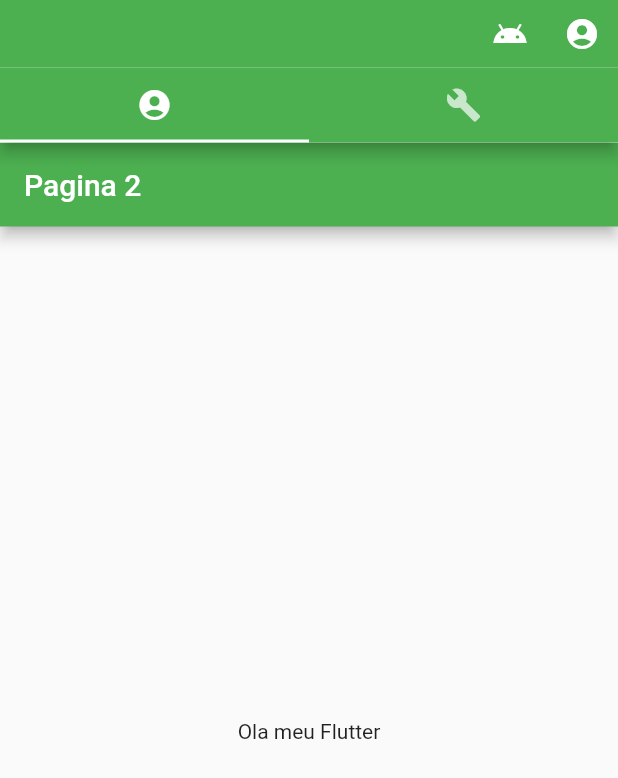
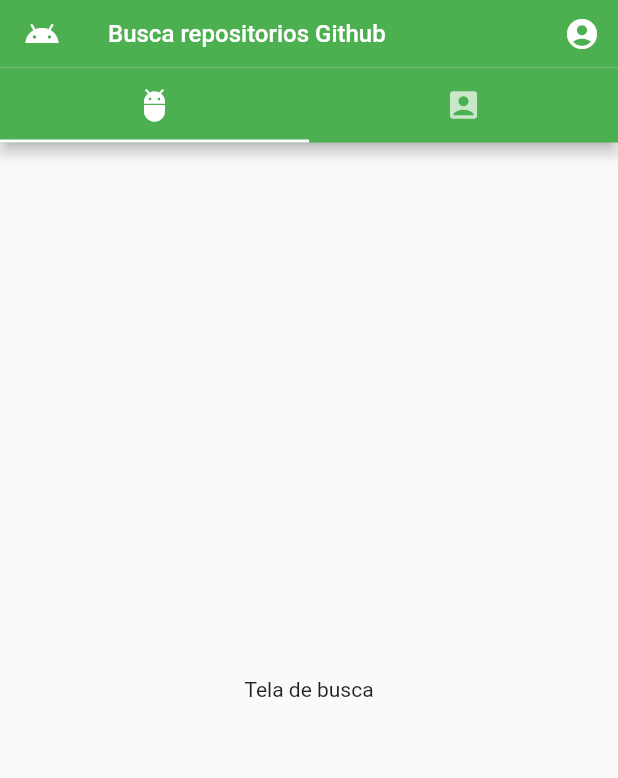
Before and after one commit to Mostela/GitHubApp, a Flutter app: the screen it shows after launch, on a phone screen of 412 x 824 dp. Shown: the top 778 px of the screen. Run offline on Flutter 3.47's test engine with Material 2 defaults, Android fonts, the phone set to English and light mode, and no system bars.

Commit message:
Novas telas

```diff
--- a/lib/component/AppBar.dart
+++ b/lib/component/AppBar.dart
@@ -1,3 +1,5 @@
+import 'package:busca_github/component/LabelText.dart';
+import 'package:busca_github/screen/ConfigScreen.dart';
 import 'package:flutter/cupertino.dart';
 import 'package:flutter/material.dart';
 
@@ -9,15 +11,20 @@ class AppBarTela extends StatelessWidget {
     return AppBar(
       elevation: 0.0,
       backgroundColor: Colors.green,
+      leading: Icon(Icons.android),
+      title: LabelText(
+        texto: "Busca repositorios Github",
+        estilo: TextStyle(
+          backgroundColor: Colors.transparent,
+          fontSize: 16
+        ),
+      ),
       actions: <Widget>[
         IconButton(
-          icon: Icon(Icons.android),
+          icon: Icon(Icons.account_circle),
           onPressed: (){
+            Navigator.push(context,ConfigScreen());
           },
-        ),
-        IconButton(
-          icon: Icon(Icons.account_circle),
-          onPressed: (){},
         )
       ],
     );
--- a/lib/component/TabsBar.dart
+++ b/lib/component/TabsBar.dart
@@ -1,3 +1,4 @@
+import 'package:busca_github/screen/SeachScreen.dart';
 import 'package:busca_github/screen/UserScreen.dart';
 import 'package:flutter/material.dart';
 
@@ -7,13 +8,13 @@ class TabsBar extends StatelessWidget{
 
 
     final _kTabPages = <Widget>[
-      Center(child: UserScreen()),
-      Center(child: Icon(Icons.search))
+      Center(child: SeachScreen()),
+      Center(child: UserScreen())
     ];
 
     final _kTabs = <Tab>[
-      Tab(icon: Icon(Icons.account_circle)),
-      Tab(icon: Icon(Icons.build))
+      Tab(icon: Icon(Icons.adb)),
+      Tab(icon: Icon(Icons.account_box))
     ];
 
     return DefaultTabController(
--- a/lib/my_flutter_app_icons.dart
+++ /dev/null
@@ -1,28 +0,0 @@
-/// Flutter icons MyFlutterApp
-/// Copyright (C) 2020 by original authors @ fluttericon.com, fontello.com
-/// This font was generated by FlutterIcon.com, which is derived from Fontello.
-///
-/// To use this font, place it in your fonts/ directory and include the
-/// following in your pubspec.yaml
-///
-/// flutter:
-///   fonts:
-///    - family:  MyFlutterApp
-///      fonts:
-///       - asset: fonts/MyFlutterApp.ttf
-///
-///
-/// * Font Awesome, Copyright (C) 2016 by Dave Gandy
-///         Author:    Dave Gandy
-///         License:   SIL ()
-///         Homepage:  http://fortawesome.github.com/Font-Awesome/
-///
-import 'package:flutter/widgets.dart';
-
-class MyFlutterApp {
-  MyFlutterApp._();
-
-  static const _kFontFam = 'MyFlutterApp';
-
-  static const IconData github_squared = const IconData(0xf300, fontFamily: _kFontFam);
-}
--- /dev/null
+++ b/lib/screen/ConfigScreen.dart
@@ -0,0 +1,9 @@
+import 'package:flutter/material.dart';
+
+class ConfigScreen extends MaterialPageRoute<Null>{
+  ConfigScreen() : super(builder: (BuildContext context){
+      return Scaffold(
+        body: Text("Tela configuração")
+      );
+  });
+}
--- /dev/null
+++ b/lib/screen/SeachScreen.dart
@@ -0,0 +1,19 @@
+import 'package:flutter/material.dart';
+
+class SeachScreen extends StatefulWidget{
+  SeachScreen({Key key}) : super(key: key);
+
+  @override
+  _SeachScreen createState() => _SeachScreen();
+}
+
+class _SeachScreen extends State<SeachScreen>{
+  @override
+  Widget build(BuildContext context) {
+    return Scaffold(
+      body: Center(
+        child: Text("Tela de busca"),
+      ),
+    );
+  }
+}
```
